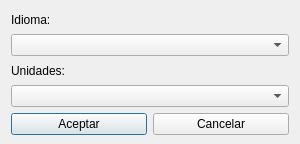
Old version of the form gui/ui/config_dialog.ui in the repository AMK-ULTRA/Concretus.
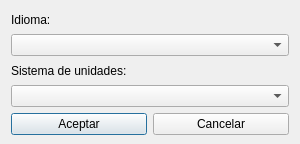
New version of the form.

Commit message: Updated UI title: "Unidades" to "Sistema de unidades".

Diff of the .ui file:
```diff
--- a/gui/ui/config_dialog.ui
+++ b/gui/ui/config_dialog.ui
@@ -45,7 +45,7 @@
    <item>
     <widget class="QLabel" name="label_units">
      <property name="text">
-      <string>Unidades:</string>
+      <string>Sistema de unidades:</string>
      </property>
      <property name="buddy">
       <cstring>comboBox_units</cstring>
```
The commit also changes 1 other file.
